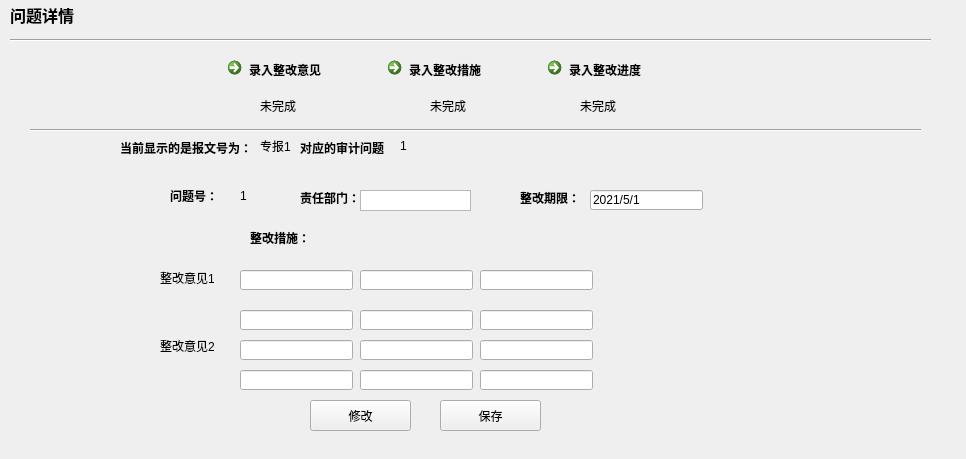
The window that ui_dir/quedetail.ui (wind-sword/Audit) describes before a commit, drawn with Qt 5.
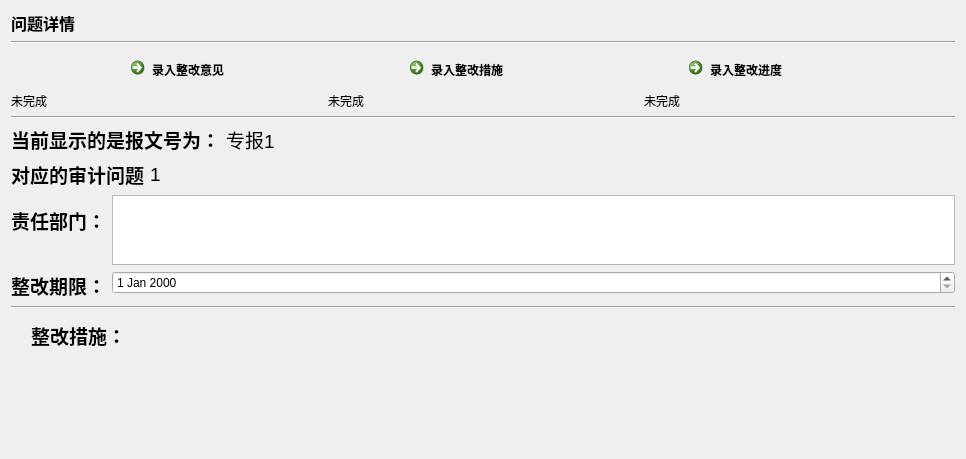
The same window after the commit.

Diff of the .ui file:
```diff
--- a/ui_dir/quedetail.ui
+++ b/ui_dir/quedetail.ui
@@ -13,56 +13,35 @@
   <property name="windowTitle">
    <string>Form</string>
   </property>
-  <widget class="Line" name="line_2">
-   <property name="geometry">
-    <rect>
-     <x>10</x>
-     <y>30</y>
-     <width>921</width>
-     <height>20</height>
-    </rect>
-   </property>
+  <layout class="QGridLayout" name="gridLayout" rowstretch="1,0,2,1,0,1,1,1,1,0,18">
+   <item row="7" column="0">
+    <layout class="QFormLayout" name="formLayout_3">
+     <item row="0" column="0">
+      <widget class="QLabel" name="label_14">
    <property name="font">
     <font>
-     <pointsize>12</pointsize>
-     <weight>75</weight>
-     <bold>true</bold>
-    </font>
-   </property>
-   <property name="orientation">
-    <enum>Qt::Horizontal</enum>
-   </property>
-  </widget>
-  <widget class="QLabel" name="label_18">
-   <property name="geometry">
-    <rect>
-     <x>520</x>
-     <y>190</y>
-     <width>71</width>
-     <height>16</height>
-    </rect>
-   </property>
-   <property name="font">
-    <font>
+         <pointsize>14</pointsize>
      <weight>75</weight>
      <bold>true</bold>
     </font>
    </property>
    <property name="text">
-    <string>整改期限：</string>
-   </property>
-  </widget>
+        <string>责任部门：</string>
+       </property>
+      </widget>
+     </item>
+     <item row="0" column="1">
+      <widget class="QListView" name="listView"/>
+     </item>
+    </layout>
+   </item>
+   <item row="6" column="0">
+    <layout class="QFormLayout" name="formLayout_2">
+     <item row="0" column="0">
   <widget class="QLabel" name="label_5">
-   <property name="geometry">
-    <rect>
-     <x>300</x>
-     <y>140</y>
-     <width>111</width>
-     <height>16</height>
-    </rect>
-   </property>
    <property name="font">
     <font>
+         <pointsize>14</pointsize>
      <weight>75</weight>
      <bold>true</bold>
     </font>
@@ -71,236 +50,104 @@
     <string>对应的审计问题</string>
    </property>
   </widget>
-  <widget class="QListView" name="listView">
-   <property name="geometry">
-    <rect>
-     <x>360</x>
-     <y>190</y>
-     <width>111</width>
-     <height>21</height>
-    </rect>
-   </property>
-  </widget>
-  <widget class="QLabel" name="label_4">
-   <property name="geometry">
-    <rect>
-     <x>260</x>
-     <y>140</y>
-     <width>54</width>
-     <height>12</height>
-    </rect>
-   </property>
-   <property name="text">
-    <string>专报1</string>
-   </property>
-  </widget>
-  <widget class="QLabel" name="label_9">
-   <property name="geometry">
-    <rect>
-     <x>430</x>
-     <y>100</y>
-     <width>54</width>
-     <height>12</height>
-    </rect>
-   </property>
-   <property name="text">
-    <string>未完成</string>
-   </property>
-  </widget>
-  <widget class="QCommandLinkButton" name="commandLinkButton_3">
-   <property name="geometry">
-    <rect>
-     <x>540</x>
-     <y>50</y>
-     <width>161</width>
-     <height>31</height>
-    </rect>
-   </property>
-   <property name="minimumSize">
-    <size>
-     <width>161</width>
-     <height>0</height>
-    </size>
-   </property>
-   <property name="maximumSize">
-    <size>
-     <width>161</width>
-     <height>51</height>
-    </size>
-   </property>
-   <property name="styleSheet">
-    <string notr="true">font: 8pt &quot;Adobe Devanagari&quot;;</string>
-   </property>
-   <property name="text">
-    <string>录入整改进度</string>
-   </property>
-  </widget>
-  <widget class="QLabel" name="label_3">
-   <property name="geometry">
-    <rect>
-     <x>120</x>
-     <y>140</y>
-     <width>211</width>
-     <height>16</height>
-    </rect>
-   </property>
-   <property name="font">
-    <font>
-     <weight>75</weight>
-     <bold>true</bold>
-    </font>
-   </property>
-   <property name="text">
-    <string>当前显示的是报文号为：</string>
-   </property>
-  </widget>
-  <widget class="QLabel" name="label_10">
-   <property name="geometry">
-    <rect>
-     <x>580</x>
-     <y>100</y>
-     <width>54</width>
-     <height>12</height>
-    </rect>
-   </property>
-   <property name="text">
-    <string>未完成</string>
-   </property>
-  </widget>
-  <widget class="QLabel" name="label_8">
-   <property name="geometry">
-    <rect>
-     <x>260</x>
-     <y>100</y>
-     <width>54</width>
-     <height>12</height>
-    </rect>
-   </property>
-   <property name="text">
-    <string>未完成</string>
-   </property>
-  </widget>
+     </item>
+     <item row="0" column="1">
   <widget class="QLabel" name="label_6">
-   <property name="geometry">
-    <rect>
-     <x>400</x>
-     <y>140</y>
-     <width>54</width>
-     <height>12</height>
-    </rect>
-   </property>
-   <property name="text">
-    <string>1</string>
-   </property>
-  </widget>
-  <widget class="QCommandLinkButton" name="commandLinkButton_2">
-   <property name="geometry">
-    <rect>
-     <x>380</x>
-     <y>50</y>
-     <width>161</width>
-     <height>31</height>
-    </rect>
-   </property>
-   <property name="minimumSize">
-    <size>
-     <width>161</width>
-     <height>0</height>
-    </size>
-   </property>
-   <property name="maximumSize">
-    <size>
-     <width>161</width>
-     <height>51</height>
-    </size>
-   </property>
-   <property name="styleSheet">
-    <string notr="true">font: 8pt &quot;Adobe Devanagari&quot;;</string>
-   </property>
-   <property name="text">
-    <string>录入整改措施</string>
-   </property>
-  </widget>
-  <widget class="Line" name="line">
-   <property name="geometry">
-    <rect>
-     <x>30</x>
-     <y>120</y>
-     <width>891</width>
-     <height>20</height>
-    </rect>
-   </property>
-   <property name="orientation">
-    <enum>Qt::Horizontal</enum>
-   </property>
-  </widget>
-  <widget class="QLabel" name="label">
-   <property name="geometry">
-    <rect>
-     <x>140</x>
-     <y>-10</y>
-     <width>72</width>
-     <height>15</height>
-    </rect>
-   </property>
-   <property name="text">
-    <string/>
-   </property>
-  </widget>
-  <widget class="QLabel" name="label_17">
-   <property name="geometry">
-    <rect>
-     <x>240</x>
-     <y>190</y>
-     <width>54</width>
-     <height>12</height>
-    </rect>
-   </property>
-   <property name="text">
-    <string>1</string>
-   </property>
-  </widget>
-  <widget class="QLabel" name="label_14">
-   <property name="geometry">
-    <rect>
-     <x>300</x>
-     <y>190</y>
-     <width>61</width>
-     <height>16</height>
-    </rect>
-   </property>
    <property name="font">
     <font>
-     <weight>75</weight>
-     <bold>true</bold>
+         <pointsize>14</pointsize>
     </font>
    </property>
    <property name="text">
-    <string>责任部门：</string>
-   </property>
-  </widget>
+        <string>1</string>
+       </property>
+      </widget>
+     </item>
+    </layout>
+   </item>
+   <item row="0" column="0">
   <widget class="QLabel" name="label_2">
-   <property name="geometry">
-    <rect>
-     <x>10</x>
-     <y>0</y>
-     <width>91</width>
-     <height>31</height>
-    </rect>
-   </property>
    <property name="text">
     <string>&lt;html&gt;&lt;head/&gt;&lt;body&gt;&lt;p&gt;&lt;span style=&quot; font-size:12pt; font-weight:600;&quot;&gt;问题详情&lt;/span&gt;&lt;/p&gt;&lt;/body&gt;&lt;/html&gt;</string>
    </property>
   </widget>
+   </item>
+   <item row="3" column="0">
+    <layout class="QHBoxLayout" name="horizontalLayout_2">
+     <item>
+      <widget class="QLabel" name="label_8">
+       <property name="text">
+        <string>未完成</string>
+       </property>
+      </widget>
+     </item>
+     <item>
+      <widget class="QLabel" name="label_9">
+       <property name="text">
+        <string>未完成</string>
+       </property>
+      </widget>
+     </item>
+     <item>
+      <widget class="QLabel" name="label_10">
+       <property name="text">
+        <string>未完成</string>
+       </property>
+      </widget>
+     </item>
+    </layout>
+   </item>
+   <item row="4" column="0">
+    <widget class="Line" name="line">
+     <property name="sizePolicy">
+      <sizepolicy hsizetype="Expanding" vsizetype="Fixed">
+       <horstretch>0</horstretch>
+       <verstretch>0</verstretch>
+      </sizepolicy>
+     </property>
+     <property name="orientation">
+      <enum>Qt::Horizontal</enum>
+     </property>
+    </widget>
+   </item>
+   <item row="9" column="0">
+    <widget class="Line" name="line_3">
+     <property name="sizePolicy">
+      <sizepolicy hsizetype="Expanding" vsizetype="Fixed">
+       <horstretch>0</horstretch>
+       <verstretch>0</verstretch>
+      </sizepolicy>
+     </property>
+     <property name="orientation">
+      <enum>Qt::Horizontal</enum>
+     </property>
+    </widget>
+   </item>
+   <item row="8" column="0">
+    <layout class="QFormLayout" name="formLayout_4">
+     <item row="0" column="0">
+      <widget class="QLabel" name="label_18">
+       <property name="font">
+        <font>
+         <pointsize>14</pointsize>
+         <weight>75</weight>
+         <bold>true</bold>
+        </font>
+       </property>
+       <property name="text">
+        <string>整改期限：</string>
+       </property>
+      </widget>
+     </item>
+     <item row="0" column="1">
+      <widget class="QDateEdit" name="dateEdit"/>
+     </item>
+    </layout>
+   </item>
+   <item row="2" column="0">
+    <layout class="QHBoxLayout" name="horizontalLayout">
+     <item>
   <widget class="QCommandLinkButton" name="commandLinkButton">
-   <property name="geometry">
-    <rect>
-     <x>220</x>
-     <y>50</y>
-     <width>161</width>
-     <height>31</height>
-    </rect>
-   </property>
    <property name="minimumSize">
     <size>
      <width>161</width>
@@ -320,15 +167,105 @@
     <string>录入整改意见</string>
    </property>
   </widget>
+     </item>
+     <item>
+      <widget class="QCommandLinkButton" name="commandLinkButton_2">
+       <property name="minimumSize">
+        <size>
+         <width>161</width>
+         <height>0</height>
+        </size>
+       </property>
+       <property name="maximumSize">
+        <size>
+         <width>161</width>
+         <height>51</height>
+        </size>
+       </property>
+       <property name="styleSheet">
+        <string notr="true">font: 8pt &quot;Adobe Devanagari&quot;;</string>
+       </property>
+       <property name="text">
+        <string>录入整改措施</string>
+       </property>
+      </widget>
+     </item>
+     <item>
+      <widget class="QCommandLinkButton" name="commandLinkButton_3">
+       <property name="minimumSize">
+        <size>
+         <width>161</width>
+         <height>0</height>
+        </size>
+       </property>
+       <property name="maximumSize">
+        <size>
+         <width>161</width>
+         <height>51</height>
+        </size>
+       </property>
+       <property name="styleSheet">
+        <string notr="true">font: 8pt &quot;Adobe Devanagari&quot;;</string>
+       </property>
+       <property name="text">
+        <string>录入整改进度</string>
+       </property>
+      </widget>
+     </item>
+    </layout>
+   </item>
+   <item row="5" column="0">
+    <layout class="QFormLayout" name="formLayout">
+     <item row="0" column="0">
+      <widget class="QLabel" name="label_3">
+       <property name="font">
+        <font>
+         <pointsize>14</pointsize>
+         <weight>75</weight>
+         <bold>true</bold>
+        </font>
+       </property>
+       <property name="text">
+        <string>当前显示的是报文号为：</string>
+       </property>
+      </widget>
+     </item>
+     <item row="0" column="1">
+      <widget class="QLabel" name="label_4">
+       <property name="font">
+        <font>
+         <pointsize>14</pointsize>
+        </font>
+       </property>
+       <property name="text">
+        <string>专报1</string>
+       </property>
+      </widget>
+     </item>
+    </layout>
+   </item>
+   <item row="1" column="0">
+    <widget class="Line" name="line_2">
+     <property name="sizePolicy">
+      <sizepolicy hsizetype="Expanding" vsizetype="Fixed">
+       <horstretch>0</horstretch>
+       <verstretch>0</verstretch>
+      </sizepolicy>
+     </property>
+     <property name="font">
+      <font>
+       <pointsize>12</pointsize>
+       <weight>75</weight>
+       <bold>true</bold>
+      </font>
+     </property>
+     <property name="orientation">
+      <enum>Qt::Horizontal</enum>
+     </property>
+    </widget>
+   </item>
+   <item row="10" column="0">
   <widget class="QStackedWidget" name="stackedWidget">
-   <property name="geometry">
-    <rect>
-     <x>130</x>
-     <y>220</y>
-     <width>641</width>
-     <height>241</height>
-    </rect>
-   </property>
    <property name="currentIndex">
     <number>1</number>
    </property>
@@ -403,14 +340,15 @@
     <widget class="QLabel" name="label_13">
      <property name="geometry">
       <rect>
-       <x>120</x>
+         <x>20</x>
        <y>10</y>
-       <width>71</width>
-       <height>16</height>
+         <width>111</width>
+         <height>21</height>
       </rect>
      </property>
      <property name="font">
       <font>
+         <pointsize>14</pointsize>
        <weight>75</weight>
        <bold>true</bold>
       </font>
@@ -419,178 +357,6 @@
       <string>整改措施：</string>
      </property>
     </widget>
-    <widget class="QToolButton" name="toolButton">
-     <property name="geometry">
-      <rect>
-       <x>310</x>
-       <y>180</y>
-       <width>101</width>
-       <height>31</height>
-      </rect>
-     </property>
-     <property name="text">
-      <string>保存</string>
-     </property>
-    </widget>
-    <widget class="QPushButton" name="pushButton_2">
-     <property name="geometry">
-      <rect>
-       <x>180</x>
-       <y>180</y>
-       <width>101</width>
-       <height>31</height>
-      </rect>
-     </property>
-     <property name="text">
-      <string>修改</string>
-     </property>
-    </widget>
-    <widget class="QLabel" name="label_19">
-     <property name="geometry">
-      <rect>
-       <x>30</x>
-       <y>50</y>
-       <width>54</width>
-       <height>16</height>
-      </rect>
-     </property>
-     <property name="text">
-      <string>整改意见1</string>
-     </property>
-    </widget>
-    <widget class="QLineEdit" name="lineEdit_2">
-     <property name="geometry">
-      <rect>
-       <x>110</x>
-       <y>50</y>
-       <width>113</width>
-       <height>20</height>
-      </rect>
-     </property>
-    </widget>
-    <widget class="QLineEdit" name="lineEdit_3">
-     <property name="geometry">
-      <rect>
-       <x>230</x>
-       <y>50</y>
-       <width>113</width>
-       <height>20</height>
-      </rect>
-     </property>
-    </widget>
-    <widget class="QLineEdit" name="lineEdit_4">
-     <property name="geometry">
-      <rect>
-       <x>350</x>
-       <y>50</y>
-       <width>113</width>
-       <height>20</height>
-      </rect>
-     </property>
-    </widget>
-    <widget class="QLabel" name="label_20">
-     <property name="geometry">
-      <rect>
-       <x>30</x>
-       <y>120</y>
-       <width>54</width>
-       <height>12</height>
-      </rect>
-     </property>
-     <property name="text">
-      <string>整改意见2</string>
-     </property>
-    </widget>
-    <widget class="QLineEdit" name="lineEdit_5">
-     <property name="geometry">
-      <rect>
-       <x>350</x>
-       <y>90</y>
-       <width>113</width>
-       <height>20</height>
-      </rect>
-     </property>
-    </widget>
-    <widget class="QLineEdit" name="lineEdit_6">
-     <property name="geometry">
-      <rect>
-       <x>230</x>
-       <y>90</y>
-       <width>113</width>
-       <height>20</height>
-      </rect>
-     </property>
-    </widget>
-    <widget class="QLineEdit" name="lineEdit_7">
-     <property name="geometry">
-      <rect>
-       <x>110</x>
-       <y>90</y>
-       <width>113</width>
-       <height>20</height>
-      </rect>
-     </property>
-    </widget>
-    <widget class="QLineEdit" name="lineEdit_8">
-     <property name="geometry">
-      <rect>
-       <x>110</x>
-       <y>150</y>
-       <width>113</width>
-       <height>20</height>
-      </rect>
-     </property>
-    </widget>
-    <widget class="QLineEdit" name="lineEdit_9">
-     <property name="geometry">
-      <rect>
-       <x>350</x>
-       <y>120</y>
-       <width>113</width>
-       <height>20</height>
-      </rect>
-     </property>
-    </widget>
-    <widget class="QLineEdit" name="lineEdit_10">
-     <property name="geometry">
-      <rect>
-       <x>350</x>
-       <y>150</y>
-       <width>113</width>
-       <height>20</height>
-      </rect>
-     </property>
-    </widget>
-    <widget class="QLineEdit" name="lineEdit_11">
-     <property name="geometry">
-      <rect>
-       <x>230</x>
-       <y>150</y>
-       <width>113</width>
-       <height>20</height>
-      </rect>
-     </property>
-    </widget>
-    <widget class="QLineEdit" name="lineEdit_12">
-     <property name="geometry">
-      <rect>
-       <x>230</x>
-       <y>120</y>
-       <width>113</width>
-       <height>20</height>
-      </rect>
-     </property>
-    </widget>
-    <widget class="QLineEdit" name="lineEdit_13">
-     <property name="geometry">
-      <rect>
-       <x>110</x>
-       <y>120</y>
-       <width>113</width>
-       <height>20</height>
-      </rect>
-     </property>
-    </widget>
    </widget>
    <widget class="QWidget" name="page_3">
     <widget class="QRadioButton" name="radioButton_2">
@@ -684,38 +450,8 @@
     </widget>
    </widget>
   </widget>
-  <widget class="QLabel" name="label_11">
-   <property name="geometry">
-    <rect>
-     <x>170</x>
-     <y>190</y>
-     <width>54</width>
-     <height>12</height>
-    </rect>
-   </property>
-   <property name="font">
-    <font>
-     <weight>75</weight>
-     <bold>true</bold>
-    </font>
-   </property>
-   <property name="text">
-    <string>问题号：</string>
-   </property>
-  </widget>
-  <widget class="QLineEdit" name="lineEdit">
-   <property name="geometry">
-    <rect>
-     <x>590</x>
-     <y>190</y>
-     <width>113</width>
-     <height>20</height>
-    </rect>
-   </property>
-   <property name="text">
-    <string>2021/5/1</string>
-   </property>
-  </widget>
+   </item>
+  </layout>
  </widget>
  <resources/>
  <connections/>
```
Lines whose indentation alone changed are shown as unchanged.
